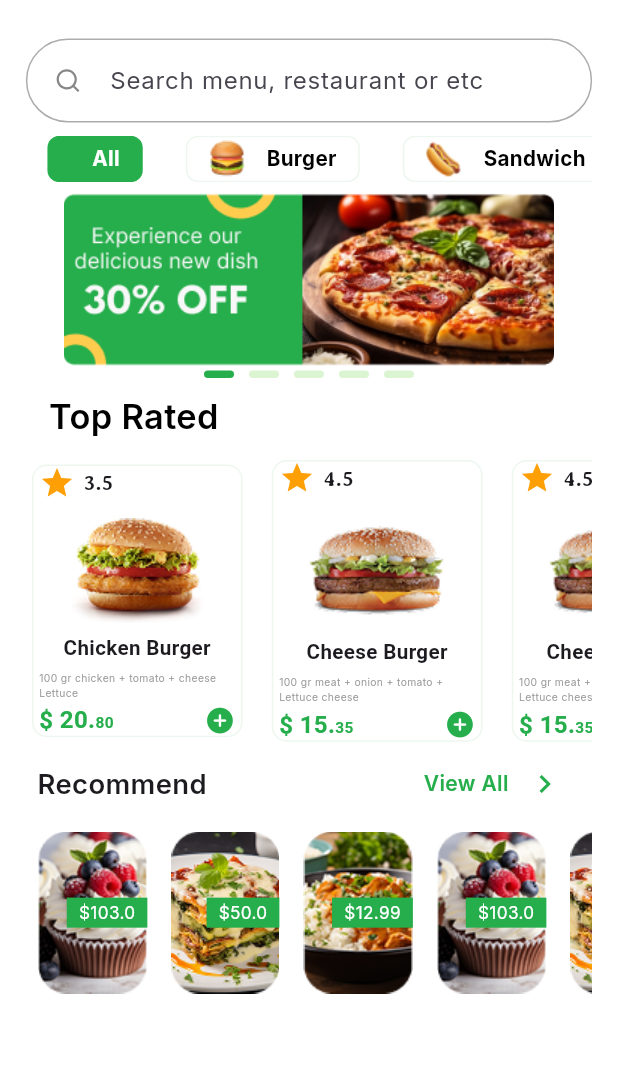
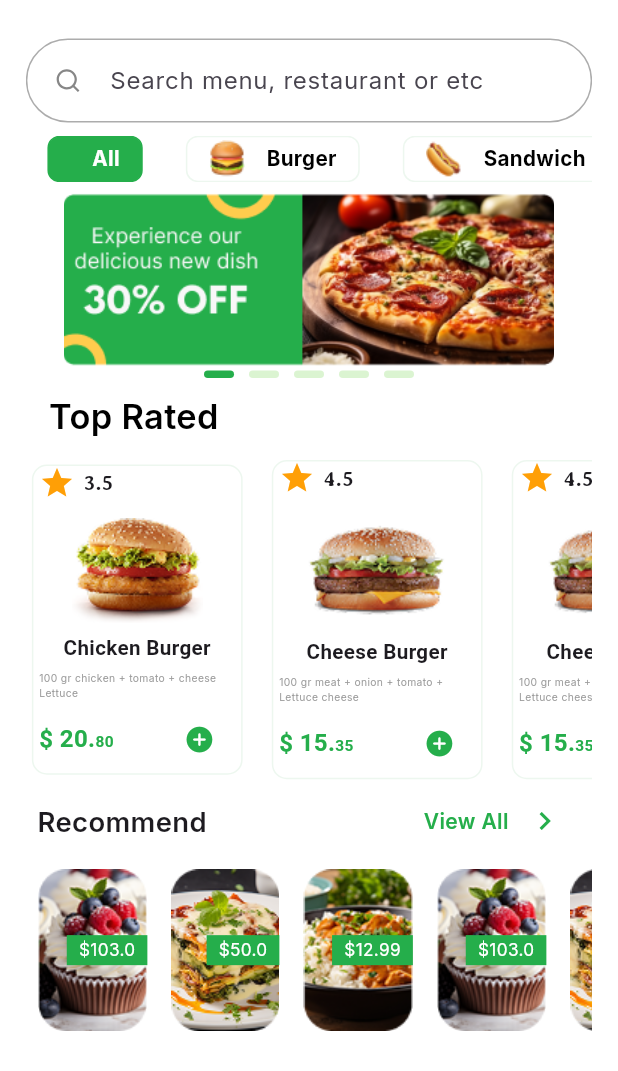
Before and after one commit to iBinaryBeats/foodtek, a Flutter app: the HomeScreen screen opened directly, on a phone screen of 412 x 824 dp, the part 165-1236 px from its top. Run offline on Flutter 3.47's test engine with Material 3 defaults, Android fonts, the phone set to English and light mode, and no system bars; our stand-ins replace country_code_picker, device_preview, flutter_screenutil, flutter_secure_storage, flutter_svg, pin_code_fields; accounts and stored records are empty; Roboto replaces fonts that are missing (Poppins-Regular).

Commit message:
responsive handling

```diff
--- a/lib/features/dashboard/presentation/widgets/food_card.dart
+++ b/lib/features/dashboard/presentation/widgets/food_card.dart
@@ -110,10 +110,13 @@ class FoodCard extends StatelessWidget {
                     ),
                   ),
                   Spacer(),
-                  Icon(
-                    Icons.add_circle_rounded,
+                  IconButton(
+                    onPressed: () {
+                      //TODO
+                    },
+                    icon: Icon(Icons.add_circle_rounded), // Corrected here
                     color: AppColors.green,
-                    size: 18.sp,
+                    iconSize: 18.sp,
                   ),
                 ],
               ),
```
